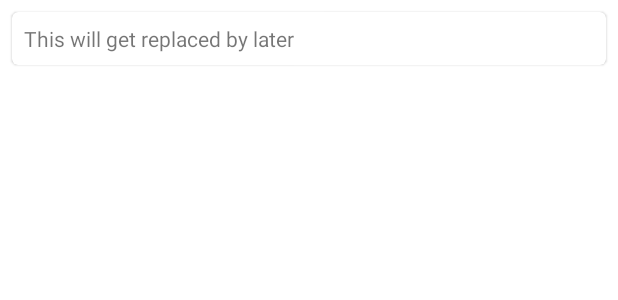
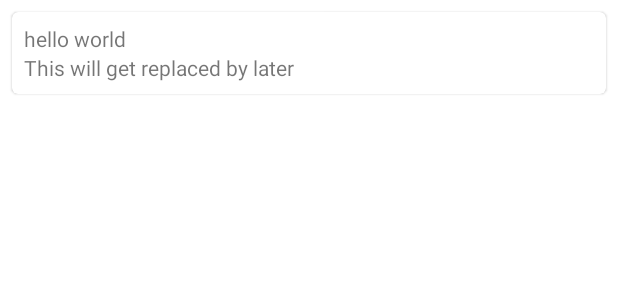
Before and after one commit to Josh-Reimer/Bible-Verse, an Android app: the layout bookmark_recyclerview_item.xml on its own in the app's theme, with its tools: preview values and no code run, on a phone screen of 412 x 824 dp. Shown: the top 300 px of the screen. Run offline under Robolectric (Android 15) with nearby library versions, the phone set to English and light mode, and no system bars.

Commit message:
fixed bookmark fab icon and general behaviour
added more fields to the room db and added another field to the bookmark recyclerview item layout

```diff
--- a/app/src/main/java/com/verse/of/the/day/Verse.java
+++ b/app/src/main/java/com/verse/of/the/day/Verse.java
@@ -39,9 +39,9 @@ public class Verse {
 	}
 
 	void finish(){
-		proper_book = book.replace(".txt","").replace("_"," ").toUpperCase() + "\n";
+		proper_book = book.replace(".txt","").replace("_"," ").toUpperCase();
 		scripture_text = bible.getVerse(toolbox,context,book,chapter,verse);
-		full_text = proper_book + scripture_text;
+		full_text = proper_book + "\n" + scripture_text;
 		reference = book_int+":"+chapter+":"+verse;
 	}
 }
--- a/app/src/main/java/com/verse/of/the/day/bookmarks_activity.java
+++ b/app/src/main/java/com/verse/of/the/day/bookmarks_activity.java
@@ -29,10 +29,12 @@ public class bookmarks_activity extends AppCompatActivity {
         bookmark_recyclerview = findViewById(R.id.bookmark_recyclerview);
         Bookmark_recyclerview_adapter adapter = new Bookmark_recyclerview_adapter(data);
         List<bookmark> bookmarks_list = db.bookmark_dao().getAllBookmarks();
-
+/*
+when a bookmark in the bookmark page is short tapped, open that verse in the verselookup page. If it is long tapped, open a menu to offer to delete or share
+ */
 
         for(bookmark list:bookmarks_list){
-            data.add(new Bookmark_recyclerview_model(list.bookmark));
+            data.add(new Bookmark_recyclerview_model(list.scripture_text,list.book));
         }
         bookmark_recyclerview.setAdapter(adapter);
         bookmark_recyclerview.setLayoutManager(new LinearLayoutManager(this,RecyclerView.VERTICAL,false));
--- a/app/src/main/res/layout/bookmark_recyclerview_item.xml
+++ b/app/src/main/res/layout/bookmark_recyclerview_item.xml
@@ -11,12 +11,20 @@
     android:layout_height="wrap_content"
     android:padding="8dp"
     >
+    <TextView
+        android:layout_width="match_parent"
+        android:layout_height="wrap_content"
+        android:id="@+id/bookview"
+        android:text="hello world"
+        >
+
+    </TextView>
 <TextView
     android:id="@+id/text_view_priority"
     android:layout_width="match_parent"
     android:layout_height="wrap_content"
     android:layout_alignParentEnd="false"
-
+    android:layout_below="@+id/bookview"
     android:text="This will get replaced by later">
 </TextView>
 </RelativeLayout>
```
Also changed, not shown: app/src/main/java/com/verse/of/the/day/Bookmark_recyclerview_adapter.java (+7 -5 lines), app/src/main/java/com/verse/of/the/day/Bookmark_recyclerview_model.java (+5 -3 lines), app/src/main/java/com/verse/of/the/day/MainActivity.java (+30 -15 lines), app/src/main/java/com/verse/of/the/day/bookmark.java (+13 -4 lines).
